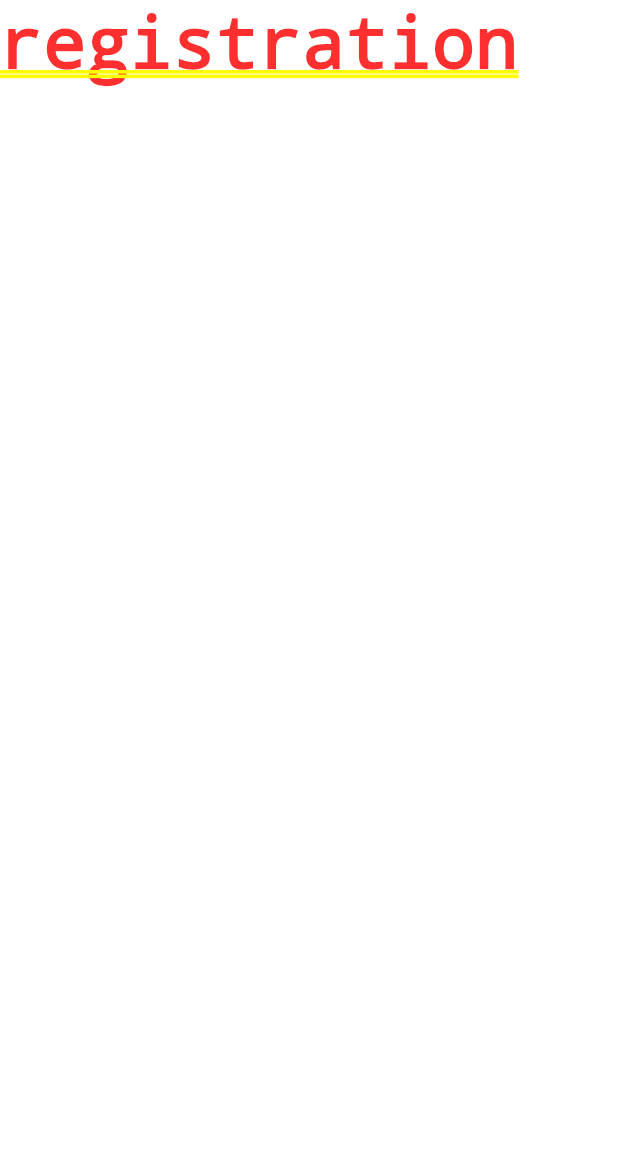
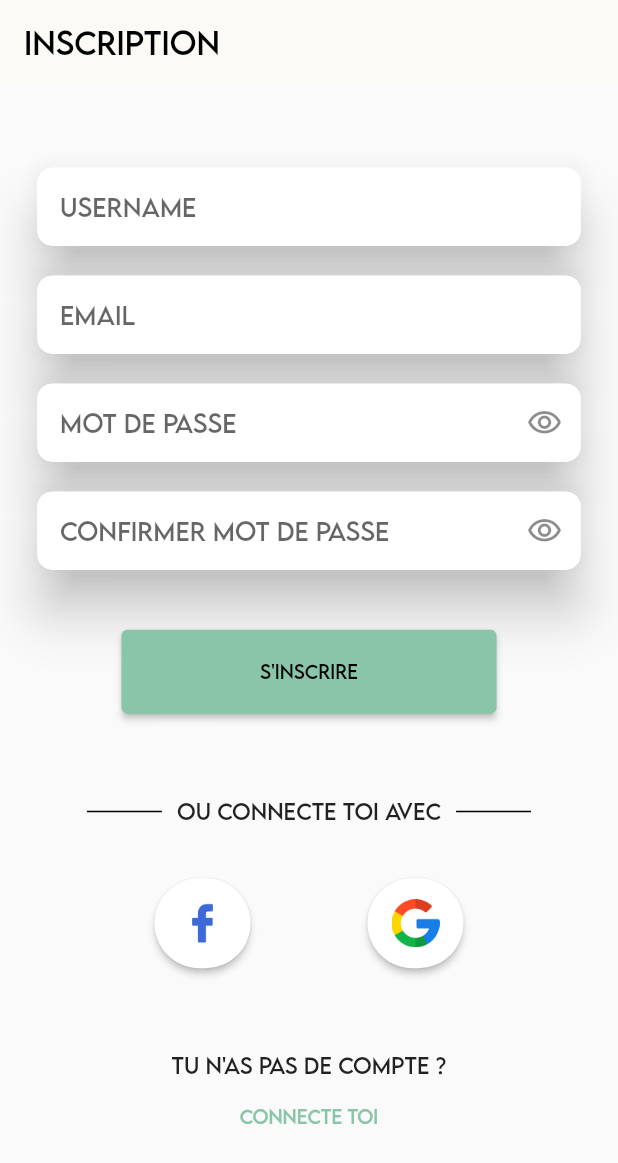
Before and after one commit to JESSYV96/tradilistMobile, a Flutter app: the screen it shows after launch, after a tap on "Inscris toi", on a phone screen of 412 x 824 dp. Shown: the top 1163 px of the screen. Run offline on Flutter 3.47's test engine with Material 2 defaults, Android fonts, the phone set to English and light mode, and no system bars; our stand-ins replace go_router.

Commit message:
Set up registration screen

```diff
--- a/lib/main.dart
+++ b/lib/main.dart
@@ -6,20 +6,17 @@ import 'src/common/helpers/create_material_color.dart';
 import 'src/common/utils/colors.dart';
 import 'src/home_screen.dart';
 import 'src/screens/account/change_password/change_password_screen.dart';
-import 'src/screens/account/profile/account_screen.dart';
 import 'src/screens/auth/login/login_screen.dart';
 import 'src/screens/auth/login/login_view_model.dart';
-import 'src/screens/auth/register/register_screen.dart';
-import 'src/screens/dictionary/dictionary_screen.dart';
+import 'src/screens/auth/registration/registration_screen.dart';
 import 'src/screens/dictionary/translation_view_model.dart';
-import 'src/screens/quiz/quiz_theme_screen.dart';
 
 Future<void> main() async {
   runApp(MyApp());
 }
 
 class LoginInfo {
-  static const isLoggedIn = false;
+  static const isLoggedIn = true;
 }
 
 class MyApp extends StatelessWidget {
@@ -44,26 +41,9 @@ class MyApp extends StatelessWidget {
         builder: (context, state) => const HomeScreen(),
         routes: [
           GoRoute(
-            name: 'dictionary',
-            path: 'dictionary',
-            builder: (context, state) => const DictionaryScreen(),
-          ),
-          GoRoute(
-            name: 'profile',
-            path: 'profile',
-            builder: (context, state) => const AccountScreen(),
-            routes: [
-              GoRoute(
-                name: 'changePassword',
-                path: 'change-password',
-                builder: (context, state) => const ChangePasswordScreen(),
-              ),
-            ],
-          ),
-          GoRoute(
-            name: 'quiz',
-            path: 'quiz',
-            builder: (context, state) => const QuizScreen(),
+            name: 'changePassword',
+            path: 'profile/change-password',
+            builder: (context, state) => const ChangePasswordScreen(),
           ),
         ],
       ),
@@ -104,6 +84,7 @@ class MyApp extends StatelessWidget {
             bodyText1: TextStyle(fontSize: 10.0),
             button: TextStyle(fontSize: 12.0, color: Colors.white),
           ),
+          backgroundColor: AppColors.background,
         ),
         routerDelegate: _router.routerDelegate,
         routeInformationParser: _router.routeInformationParser,
--- a/lib/src/screens/account/change_password/view_model.dart
+++ b/lib/src/screens/account/change_password/view_model.dart
@@ -3,26 +3,23 @@ import 'package:flutter/material.dart';
 import '../../../common/helpers/display_visibility_icon.dart';
 
 class ChangePasswordViewModel extends ChangeNotifier {
-  bool _oldObscurePassword = false;
+  bool _oldObscurePassword = true;
   bool _newObscurePassword = true;
   bool _confirmObscurePassword = true;
 
   bool get oldObscurePassword => _oldObscurePassword;
   set oldObscurePassword(bool value) {
     _oldObscurePassword = value;
-    notifyListeners();
   }
 
   bool get newObscurePassword => _newObscurePassword;
   set newObscurePassword(bool value) {
     _newObscurePassword = value;
-    notifyListeners();
   }
 
   bool get confirmObscurePassword => _confirmObscurePassword;
   set confirmObscurePassword(bool value) {
     _confirmObscurePassword = value;
-    notifyListeners();
   }
 
   void setNewObcurePassword() {
--- a/lib/src/screens/auth/login/login_screen.dart
+++ b/lib/src/screens/auth/login/login_screen.dart
@@ -2,9 +2,9 @@ import 'package:flutter/material.dart';
 import 'package:go_router/go_router.dart';
 import 'package:provider/provider.dart';
 import 'package:tradilist_mobile/src/common/assets/ui_styles.dart';
+import 'package:tradilist_mobile/src/screens/auth/components/login_with_social_network.dart';
 
 import '../../../common/utils/colors.dart';
-import 'components/login_with_social_network.dart';
 import 'login_view_model.dart';
 
 class LoginScreen extends StatelessWidget {
@@ -45,21 +45,7 @@ class LoginScreen extends StatelessWidget {
               ),
             ),
             const LoginWithSocialNetwork(),
-            Column(
-              children: [
-                const Text('Tu n\'as pas de compte ?'),
-                TextButton(
-                  style: ButtonStyle(
-                    overlayColor:
-                        MaterialStateProperty.all<Color>(Colors.transparent),
-                  ),
-                  onPressed: () {
-                    context.goNamed('registration');
-                  },
-                  child: const Text('Inscris toi'),
-                ),
-              ],
-            )
+            _notRegisteredWidget(context)
           ],
         ),
       ),
@@ -118,3 +104,20 @@ Widget _loginForm(LoginViewModel loginVM) {
     ],
   );
 }
+
+Widget _notRegisteredWidget(BuildContext context) {
+  return Column(
+    children: [
+      const Text('Tu n\'as pas de compte ?'),
+      TextButton(
+        style: ButtonStyle(
+          overlayColor: MaterialStateProperty.all<Color>(Colors.transparent),
+        ),
+        onPressed: () {
+          context.goNamed('registration');
+        },
+        child: const Text('Inscris toi'),
+      ),
+    ],
+  );
+}
--- a/lib/src/screens/auth/register/register_screen.dart
+++ /dev/null
@@ -1,10 +0,0 @@
-import 'package:flutter/material.dart';
-
-class RegistrationScreen extends StatelessWidget {
-  const RegistrationScreen({Key? key}) : super(key: key);
-
-  @override
-  Widget build(BuildContext context) {
-    return const Text('registration');
-  }
-}
--- /dev/null
+++ b/lib/src/screens/auth/registration/registration_screen.dart
@@ -0,0 +1,129 @@
+import 'package:flutter/material.dart';
+import 'package:go_router/go_router.dart';
+import 'package:provider/provider.dart';
+import 'package:tradilist_mobile/src/screens/auth/registration/view_model.dart';
+
+import '../../../common/UIKit/default_button.dart';
+import '../../../common/assets/ui_styles.dart';
+import '../components/login_with_social_network.dart';
+
+class RegistrationScreen extends StatelessWidget {
+  const RegistrationScreen({Key? key}) : super(key: key);
+
+  @override
+  Widget build(BuildContext context) {
+    return ChangeNotifierProvider<RegistrationViewModel>(
+        create: (_) => RegistrationViewModel(),
+        builder: (context, child) {
+          return Scaffold(
+            appBar: AppBar(
+              title: const Text('Inscription'),
+            ),
+            body: Container(
+              padding: const EdgeInsets.only(left: 25, right: 25),
+              child: Column(
+                mainAxisAlignment: MainAxisAlignment.spaceEvenly,
+                children: [
+                  _registrationForm(context),
+                  const LoginWithSocialNetwork(),
+                  _alreadyRegisteredWidget(context)
+                ],
+              ),
+            ),
+          );
+        });
+  }
+}
+
+Widget _registrationForm(BuildContext context) {
+  final registrationViewModel = context.watch<RegistrationViewModel>();
+  return Column(
+    children: [
+      Material(
+        elevation: 15,
+        borderRadius: const BorderRadius.all(Radius.circular(10)),
+        child: TextFormField(
+          decoration: textInputDecoration.copyWith(hintText: 'Username'),
+        ),
+      ),
+      const Padding(
+        padding: EdgeInsets.only(bottom: 20),
+      ),
+      Material(
+        elevation: 15,
+        borderRadius: const BorderRadius.all(Radius.circular(10)),
+        child: TextFormField(
+          decoration: textInputDecoration.copyWith(
+            hintText: 'Email',
+          ),
+        ),
+      ),
+      const Padding(
+        padding: EdgeInsets.only(bottom: 20),
+      ),
+      Material(
+        elevation: 15,
+        borderRadius: const BorderRadius.all(Radius.circular(10)),
+        child: TextFormField(
+          obscureText: registrationViewModel.obscurePassword,
+          decoration: textInputDecoration.copyWith(
+            hintText: 'Mot de passe',
+            suffixIcon: GestureDetector(
+              onTap: () {
+                registrationViewModel.setObcurePassword();
+              },
+              child: registrationViewModel
+                  .visibilityIcon(registrationViewModel.obscurePassword),
+            ),
+          ),
+        ),
+      ),
+      const Padding(
+        padding: EdgeInsets.only(bottom: 20),
+      ),
+      Material(
+        elevation: 15,
+        borderRadius: const BorderRadius.all(Radius.circular(10)),
+        child: TextFormField(
+          obscureText: registrationViewModel.confirmObscurePassword,
+          decoration: textInputDecoration.copyWith(
+            hintText: 'Confirmer Mot de passe',
+            suffixIcon: GestureDetector(
+              onTap: () {
+                registrationViewModel.setConfirmObcurePassword();
+              },
+              child: registrationViewModel
+                  .visibilityIcon(registrationViewModel.confirmObscurePassword),
+            ),
+          ),
+        ),
+      ),
+      const Padding(
+        padding: EdgeInsets.symmetric(vertical: 20),
+      ),
+      DefaultButton(
+          text: 'S\'inscrire',
+          width: 250,
+          onButtonTap: () {
+            context.goNamed('login');
+          })
+    ],
+  );
+}
+
+Widget _alreadyRegisteredWidget(BuildContext context) {
+  return Column(
+    children: [
+      const Text('Tu n\'as pas de compte ?'),
+      TextButton(
+        style: ButtonStyle(
+          overlayColor: MaterialStateProperty.all<Color>(Colors.transparent),
+        ),
+        onPressed: () {
+          context.goNamed('login');
+        },
+        child: const Text('Connecte toi'),
+      ),
+    ],
+  );
+}
--- /dev/null
+++ b/lib/src/screens/auth/registration/view_model.dart
@@ -0,0 +1,22 @@
+import 'package:flutter/material.dart';
+
+import '../../../common/helpers/display_visibility_icon.dart';
+
+class RegistrationViewModel extends ChangeNotifier {
+  bool obscurePassword = true;
+  bool confirmObscurePassword = true;
+
+  void setObcurePassword() {
+    obscurePassword = !obscurePassword;
+    notifyListeners();
+  }
+
+  void setConfirmObcurePassword() {
+    confirmObscurePassword = !confirmObscurePassword;
+    notifyListeners();
+  }
+
+  Icon visibilityIcon(bool isObscureText) {
+    return displayVisibilityIcon(isObscureText);
+  }
+}
```
Also changed, not shown: lib/src/screens/auth/components/login_with_social_network.dart (renamed from lib/src/screens/auth/login/components/login_with_social_network.dart).
